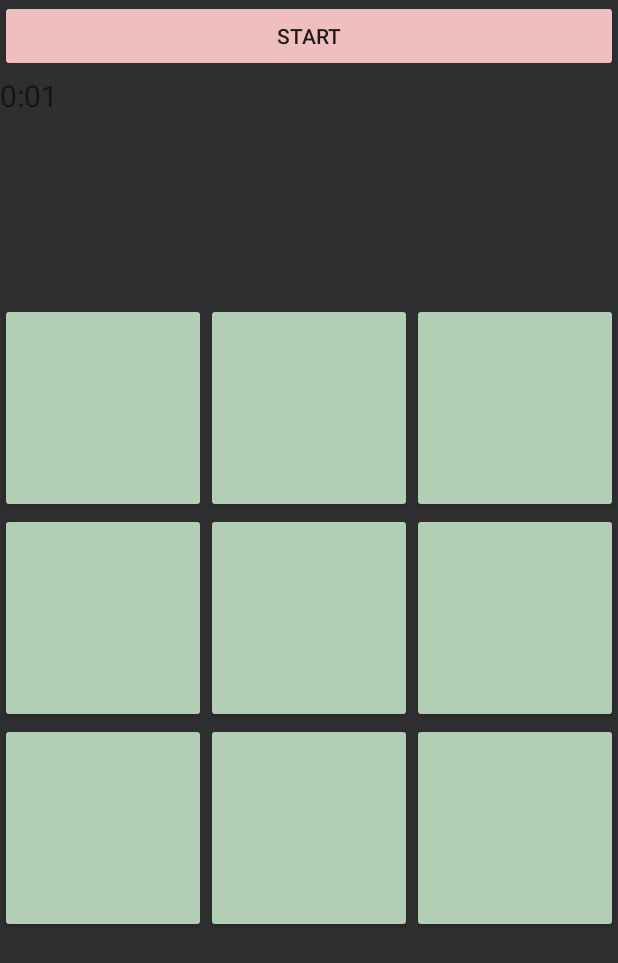
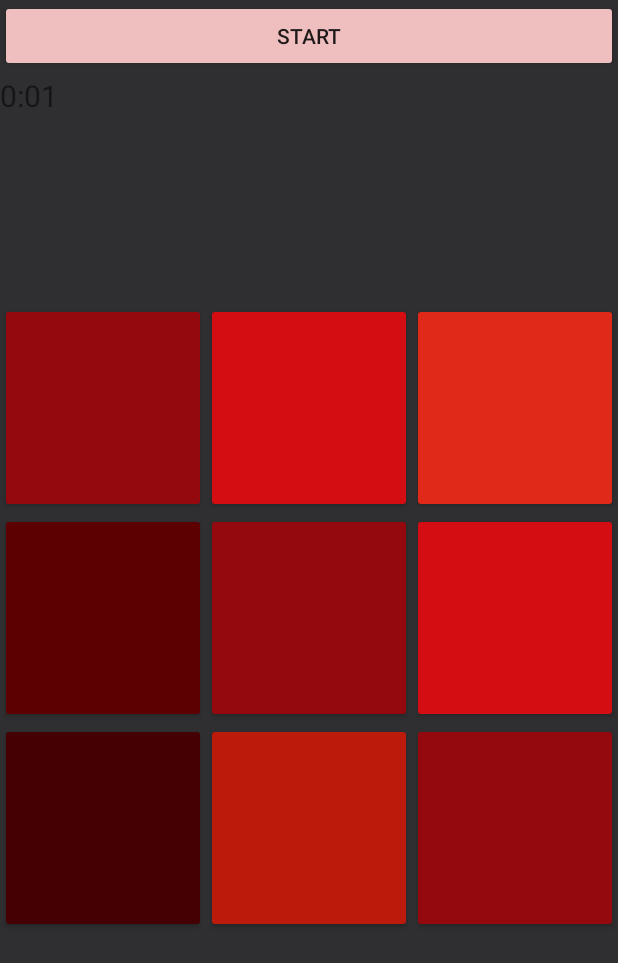
Before and after one commit to JamesZhaoLu/AndroidGameDeltaHacks, an Android app: the screen it shows after launch (MainActivity), after a tap on "STOP", on a phone screen of 412 x 824 dp. Shown: the top 963 px of the screen. Run offline under Robolectric (Android 15) with nearby library versions, the phone set to English and light mode, and no system bars; 1 other tap on this screen came first.

Commit message:
Doesn't change back to green

```diff
--- a/lacasadepappi/app/src/main/java/com/example/jameslu/lacasadepappi/MainActivity.java
+++ b/lacasadepappi/app/src/main/java/com/example/jameslu/lacasadepappi/MainActivity.java
@@ -139,9 +139,6 @@ public class MainActivity extends AppCompatActivity {
                     timerHandler.removeCallbacks(timerRunnable);
                     b.setText("start");
 
-                    for(int i = 0; i < 9; ++i) {
-                        buttons.get(i).getBackground().setColorFilter(Color.parseColor("#b2cfb5"), PorterDuff.Mode.DARKEN);
-                    }
                 } else {
                     startTime = System.currentTimeMillis();
                     timerHandler.postDelayed(timerRunnable, 0);
```
